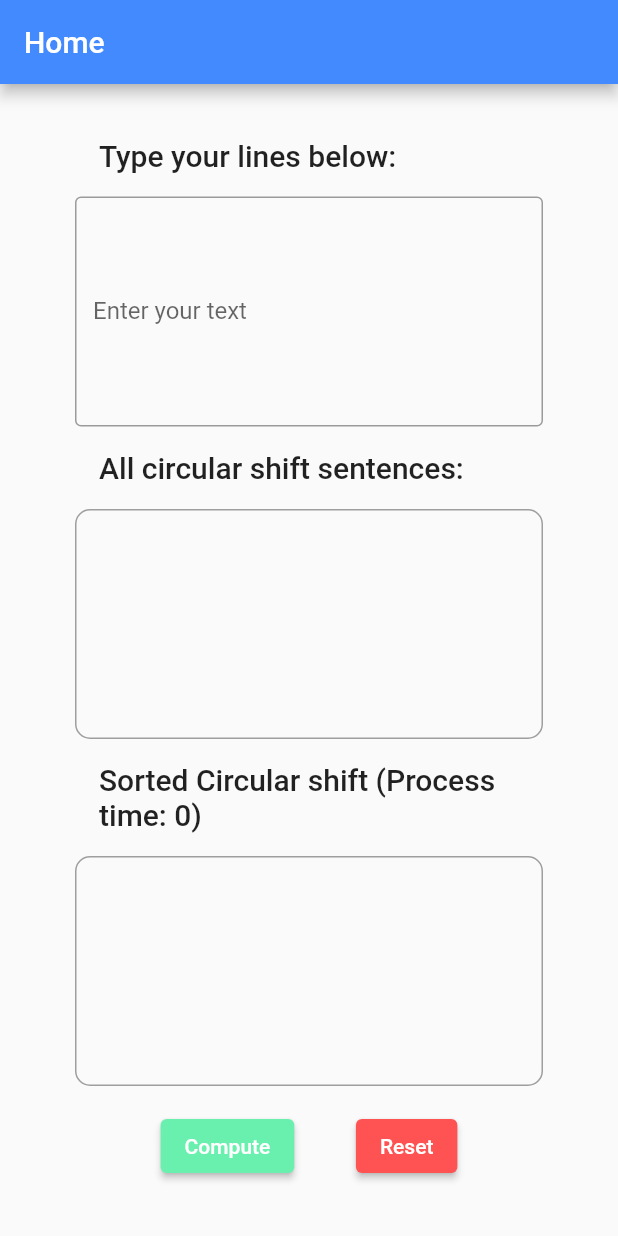
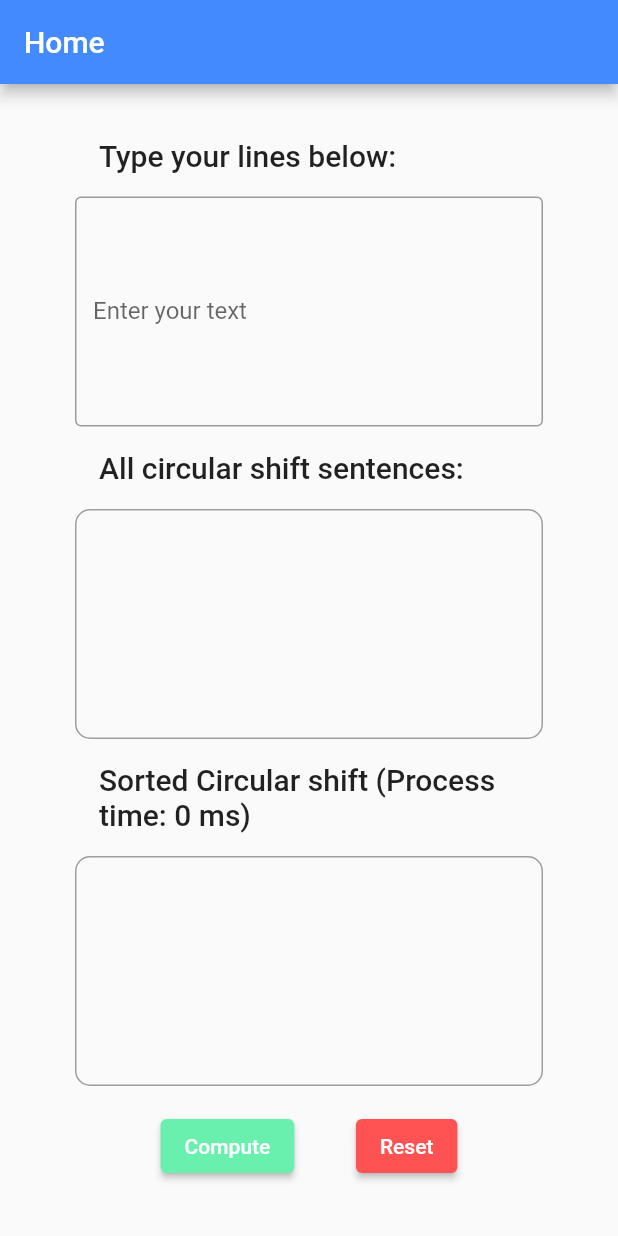
Before and after one commit to Nafeek30/searchEngine, a Flutter app: the screen it shows after launch, on a phone screen of 412 x 824 dp. Run offline on Flutter 3.47's test engine with Material 2 defaults, Android fonts, the light colour scheme and no system bars; our stand-ins replace firebase_core; accounts and stored records are empty.

Commit message:
final update v2

```diff
--- a/lib/UserInterface.dart
+++ b/lib/UserInterface.dart
@@ -89,7 +89,7 @@ class UserInterfaceState extends State<UserInterfaceScreen> {
             Container(
               padding: const EdgeInsets.all(16.0),
               child: Text(
-                'Sorted Circular shift (Process time: $time)',
+                'Sorted Circular shift (Process time: $time ms)',
                 style: Theme.of(context).textTheme.headline6,
               ),
             ),
```
